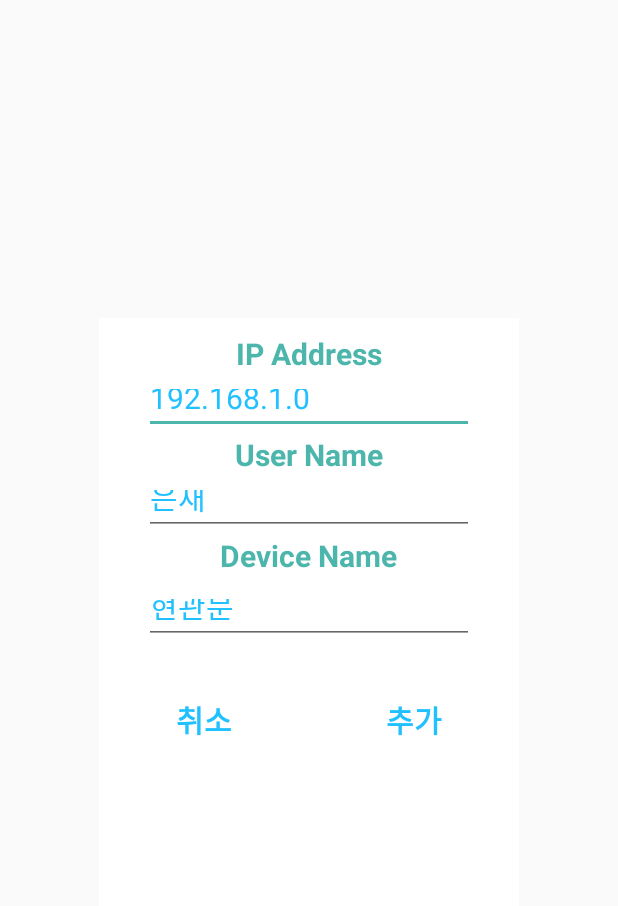
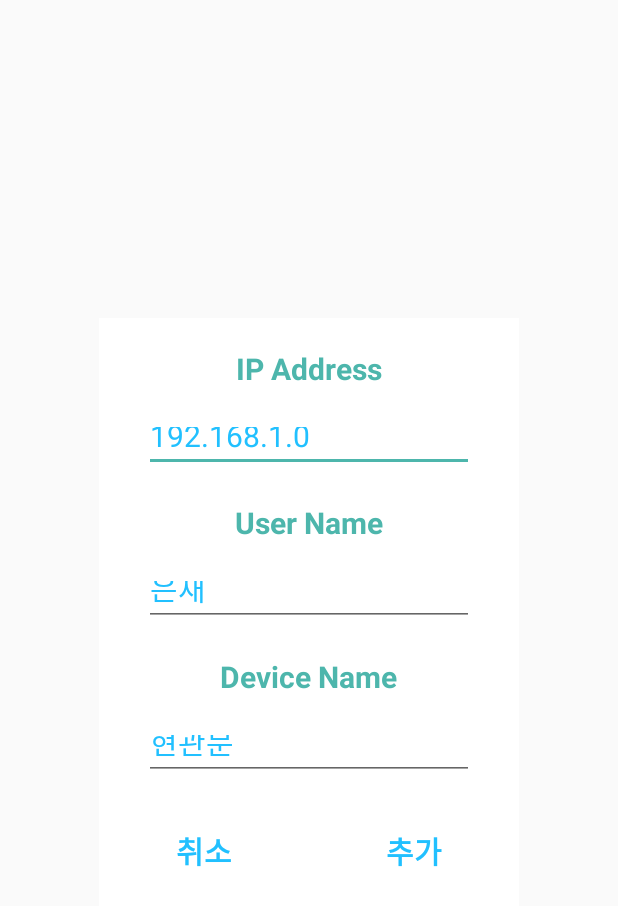
Before and after one commit to yuntackkoo/Android, an Android app: the layout activity_add_device.xml on its own in the app's theme, with its tools: preview values and no code run, on a phone screen of 412 x 824 dp. Shown: the top 906 px of the screen. Run offline under Robolectric (Android 15) with nearby library versions, the phone set to English and light mode, and no system bars.

Commit message:
scrollview

```diff
--- a/SSD/app/src/main/res/layout/activity_add_device.xml
+++ b/SSD/app/src/main/res/layout/activity_add_device.xml
@@ -2,16 +2,22 @@
 <LinearLayout xmlns:android="http://schemas.android.com/apk/res/android"
     android:orientation="vertical" android:background="#FFFFFF"
     android:layout_width="280dp" android:layout_height="400dp"
-    android:layout_gravity="center" android:gravity="center_horizontal"
-    android:paddingTop="10dp">
+    android:layout_gravity="center" android:gravity="center_horizontal">
 
+    <ScrollView
+        android:layout_width="match_parent"
+        android:layout_height="330dp">
+        <LinearLayout
+            android:layout_width="match_parent" android:layout_height="330dp"
+            android:orientation="vertical" android:gravity="center_horizontal">
             <TextView
                 android:layout_width="wrap_content" android:layout_height="wrap_content"
+                android:layout_margin="10dp" android:paddingTop="10dp"
                 android:text="IP Address" android:textSize="20sp"
                 android:textColor="#4db6ac" android:textStyle="bold" />
-
             <EditText
                 android:layout_width="220dp" android:layout_height="40dp"
+                android:layout_marginTop="5dp"
                 android:text="192.168.1.0" android:textSize="20sp"
                 android:textColor="#21c0ff"
                 android:id="@+id/input_ipadd"
@@ -20,11 +26,12 @@
 
             <TextView
                 android:layout_width="wrap_content" android:layout_height="wrap_content"
+                android:layout_margin="10dp" android:paddingTop="10dp"
                 android:text="User Name" android:textSize="20sp"
                 android:textColor="#4db6ac" android:textStyle="bold" />
-
             <EditText
                 android:layout_width="220dp" android:layout_height="40dp"
+                android:layout_marginTop="5dp"
                 android:text="은재" android:textSize="20sp"
                 android:textColor="#21c0ff"
                 android:id="@+id/input_username"
@@ -33,9 +40,9 @@
 
             <TextView
                 android:layout_width="wrap_content" android:layout_height="wrap_content"
+                android:layout_margin="10dp" android:paddingTop="10dp"
                 android:text="Device Name" android:textSize="20sp"
                 android:textColor="#4db6ac" android:textStyle="bold" />
-
             <EditText
                 android:layout_width="220dp" android:layout_height="40dp"
                 android:layout_marginTop="5dp"
@@ -45,15 +52,17 @@
                 android:singleLine="true"
                 android:lines="1" />
 
+        </LinearLayout>
+    </ScrollView>
+
     <LinearLayout
         android:layout_width="match_parent" android:layout_height="60dp"
-        android:orientation="horizontal" android:layout_marginTop="25dp" >
+        android:orientation="horizontal">
 
         <Button
             android:layout_marginLeft="20dp" style="?android:attr/borderlessButtonStyle"
             android:layout_width="100dp" android:layout_height="50dp"
             android:background="@drawable/buttonshape"
-
             android:text="취소" android:textSize="20sp"
             android:textColor="#21c0ff" android:textStyle="bold"
 
@@ -63,7 +72,6 @@
             android:layout_marginLeft="40dp" style="?android:attr/borderlessButtonStyle"
             android:layout_width="100dp" android:layout_height="50dp"
             android:background="@drawable/buttonshape"
-
             android:text="추가" android:textSize="20sp"
             android:textColor="#21c0ff" android:textStyle="bold"
 
--- a/SSD/app/src/main/res/layout/activity_settings.xml
+++ b/SSD/app/src/main/res/layout/activity_settings.xml
@@ -65,6 +65,7 @@
                 android:id="@+id/input_devname"
                 android:singleLine="true"
                 android:lines="1" />
+
         </LinearLayout>
     </ScrollView>
 
```
Lines whose indentation alone changed are shown as unchanged.
